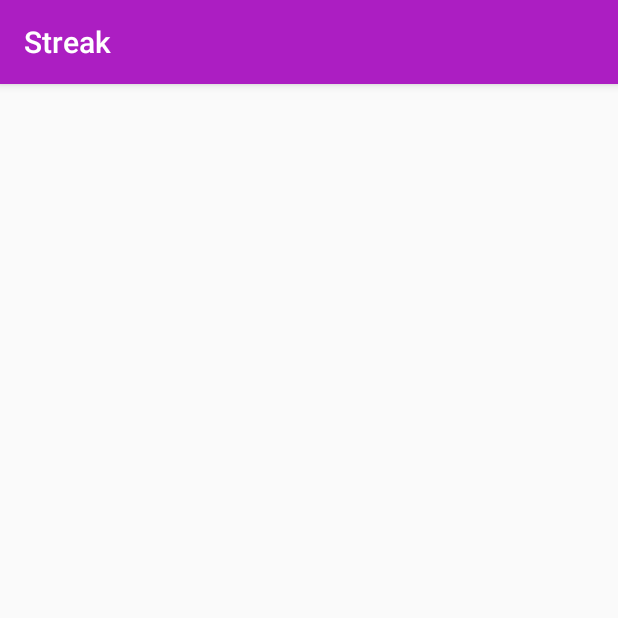
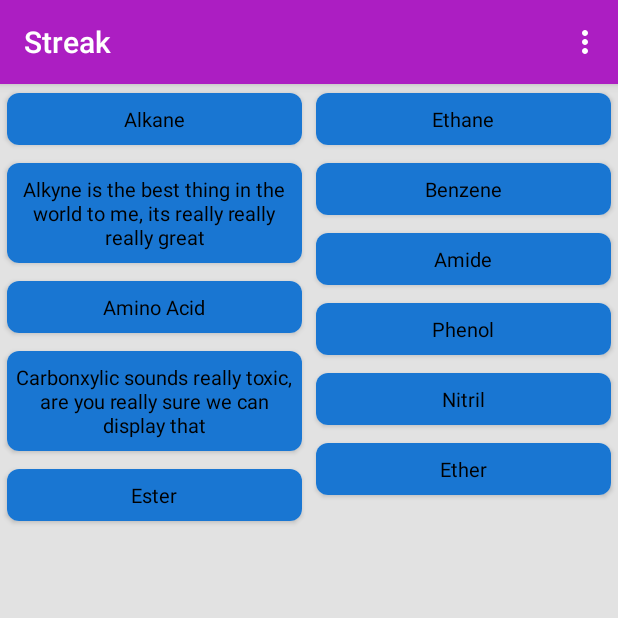
Before and after one commit to DantheCodingGui/streak, an Android app: the screen it shows after launch (MainActivity), on a phone screen of 412 x 824 dp, the top half of it. Run offline under Robolectric (Android 15) with nearby library versions, the phone set to English and light mode, and no system bars.

Commit message:
Messed around with basics of recyclerview

```diff
--- a/app/build.gradle
+++ b/app/build.gradle
@@ -25,6 +25,7 @@ dependencies {
         exclude group: 'com.android.support', module: 'support-annotations'
     })
     compile 'com.android.support:appcompat-v7:25.3.1'
-    compile 'com.android.support.constraint:constraint-layout:1.0.2'
     testCompile 'junit:junit:4.12'
+    compile 'com.android.support:cardview-v7:25.3.1'
+    compile 'com.android.support:recyclerview-v7:25.3.1'
 }
--- a/app/src/main/java/com/danthecodinggui/streak/MainActivity.java
+++ b/app/src/main/java/com/danthecodinggui/streak/MainActivity.java
@@ -2,6 +2,13 @@ package com.danthecodinggui.streak;
 
 import android.support.v7.app.AppCompatActivity;
 import android.os.Bundle;
+import android.support.v7.widget.RecyclerView;
+import android.support.v7.widget.StaggeredGridLayoutManager;
+import android.view.Menu;
+import android.view.MenuItem;
+
+import java.util.ArrayList;
+import java.util.List;
 
 public class MainActivity extends AppCompatActivity {
 
@@ -9,5 +16,55 @@ public class MainActivity extends AppCompatActivity {
     protected void onCreate(Bundle savedInstanceState) {
         super.onCreate(savedInstanceState);
         setContentView(R.layout.activity_main);
+
+        RecyclerView streakContainer = (RecyclerView)findViewById(R.id.home_container);
+
+        StaggeredGridLayoutManager streakLayoutManager = new StaggeredGridLayoutManager(2, 1);
+        streakContainer.setLayoutManager(streakLayoutManager);
+
+        List<StreakObject> streaks = getListItemData();
+
+        StreakRecyclerViewAdapter rcAdapter = new StreakRecyclerViewAdapter(MainActivity.this, streaks);
+        streakContainer.setAdapter(rcAdapter);
+    }
+
+
+    @Override
+    public boolean onCreateOptionsMenu(Menu menu) {
+        // Inflate the menu; this adds items to the action bar if it is present.
+        getMenuInflater().inflate(R.menu.home_action_bar, menu);
+        return true;
+    }
+
+    @Override
+    public boolean onOptionsItemSelected(MenuItem item) {
+        // Handle action bar item clicks here. The action bar will
+        // automatically handle clicks on the Home/Up button, so long
+        // as you specify a parent activity in AndroidManifest.xml.
+        int id = item.getItemId();
+
+        //noinspection SimplifiableIfStatement
+        if (id == R.id.home_action_bar_settings) {
+            return true;
+        }
+
+        return super.onOptionsItemSelected(item);
+    }
+
+    private List<StreakObject> getListItemData(){
+        List<StreakObject> listViewItems = new ArrayList<StreakObject>();
+        listViewItems.add(new StreakObject("Alkane"));
+        listViewItems.add(new StreakObject("Ethane"));
+        listViewItems.add(new StreakObject("Alkyne is the best thing in the world to me, its really really really great"));
+        listViewItems.add(new StreakObject("Benzene"));
+        listViewItems.add(new StreakObject("Amide"));
+        listViewItems.add(new StreakObject("Amino Acid"));
+        listViewItems.add(new StreakObject("Phenol"));
+        listViewItems.add(new StreakObject("Carbonxylic sounds really toxic, are you really sure we can display that"));
+        listViewItems.add(new StreakObject("Nitril"));
+        listViewItems.add(new StreakObject("Ether"));
+        listViewItems.add(new StreakObject("Ester"));;
+
+        return listViewItems;
     }
 }
--- /dev/null
+++ b/app/src/main/java/com/danthecodinggui/streak/StreakObject.java
@@ -0,0 +1,21 @@
+package com.danthecodinggui.streak;
+
+/**
+ * Streak Object for holding streak information such as streak text and time kept
+ */
+
+public class StreakObject {
+    private String streakText;
+
+    public StreakObject(String streakText) {
+        this.streakText = streakText;
+    }
+
+    public String getStreakText() {
+        return streakText;
+    }
+
+    public void setStreakText(String text) {
+        streakText = text;
+    }
+}
--- /dev/null
+++ b/app/src/main/java/com/danthecodinggui/streak/StreakRecyclerViewAdapter.java
@@ -0,0 +1,42 @@
+package com.danthecodinggui.streak;
+
+import android.content.Context;
+import android.support.v7.widget.RecyclerView;
+import android.view.LayoutInflater;
+import android.view.View;
+import android.view.ViewGroup;
+
+import java.util.List;
+
+/**
+ * Adapter for recycleview holding all streaks on home activity
+ */
+
+public class StreakRecyclerViewAdapter extends RecyclerView.Adapter<StreakViewHolders> {
+
+    private List<StreakObject> streakList;
+    private Context context;
+
+    public StreakRecyclerViewAdapter(Context context, List<StreakObject> streakList) {
+        this.streakList = streakList;
+        this.context = context;
+    }
+
+    @Override
+    public StreakViewHolders onCreateViewHolder(ViewGroup parent, int viewType) {
+
+        View layoutView = LayoutInflater.from(parent.getContext()).inflate(R.layout.streak_card, null);
+        StreakViewHolders rcv = new StreakViewHolders(layoutView);
+        return rcv;
+    }
+
+    @Override
+    public void onBindViewHolder(StreakViewHolders holder, int position) {
+        holder.streakText.setText(streakList.get(position).getStreakText());
+    }
+
+    @Override
+    public int getItemCount() {
+        return this.streakList.size();
+    }
+}
--- /dev/null
+++ b/app/src/main/java/com/danthecodinggui/streak/StreakViewHolders.java
@@ -0,0 +1,26 @@
+package com.danthecodinggui.streak;
+
+import android.support.v7.widget.RecyclerView;
+import android.view.View;
+import android.widget.TextView;
+import android.widget.Toast;
+
+/**
+ * Holds the card views for each streak
+ */
+
+public class StreakViewHolders extends RecyclerView.ViewHolder implements View.OnClickListener {
+
+    public TextView streakText;
+
+    public StreakViewHolders(View itemView) {
+        super(itemView);
+        itemView.setOnClickListener(this);
+        streakText = (TextView)itemView.findViewById(R.id.streak_text);
+    }
+
+    @Override
+    public void onClick(View view) {
+        Toast.makeText(view.getContext(), "Clicked Position = " + getPosition(), Toast.LENGTH_SHORT).show();
+    }
+}
--- a/app/src/main/res/layout/activity_main.xml
+++ b/app/src/main/res/layout/activity_main.xml
@@ -1,24 +1,13 @@
 <?xml version="1.0" encoding="utf-8"?>
-<ScrollView xmlns:android="http://schemas.android.com/apk/res/android"
+<LinearLayout xmlns:android="http://schemas.android.com/apk/res/android"
     xmlns:tools="http://schemas.android.com/tools"
     android:layout_width="match_parent"
     android:layout_height="match_parent"
     tools:context="com.danthecodinggui.streak.MainActivity"
     android:orientation="vertical">
 
-    <LinearLayout
+    <android.support.v7.widget.RecyclerView
         android:layout_width="match_parent"
-        android:layout_height="wrap_content"
-        android:orientation="horizontal">
-
-        <LinearLayout
-            style="@style/VerticalCardContainer">
-        </LinearLayout>
-
-        <LinearLayout
-            style="@style/VerticalCardContainer">
-        </LinearLayout>
-
-    </LinearLayout>
-
-</ScrollView>
+        android:layout_height="match_parent"
+        android:id="@+id/home_container"/>
+</LinearLayout>
--- /dev/null
+++ b/app/src/main/res/layout/streak_card.xml
@@ -0,0 +1,25 @@
+<?xml version="1.0" encoding="utf-8"?>
+<android.support.v7.widget.CardView
+    xmlns:card_view="http://schemas.android.com/apk/res-auto"
+    xmlns:android="http://schemas.android.com/apk/res/android"
+    android:id="@+id/streak_card_view"
+    android:layout_width="wrap_content"
+    android:layout_height="wrap_content"
+    card_view:cardUseCompatPadding="true"
+    card_view:cardCornerRadius="8dp"
+    android:layout_marginBottom="16dp">
+
+    <TextView
+        android:id="@+id/streak_text"
+        android:layout_width="match_parent"
+        android:layout_height="wrap_content"
+        android:textSize="13sp"
+        android:text="Something"
+        android:textColor="#000000"
+        android:paddingBottom="8dp"
+        android:paddingTop="8dp"
+        android:gravity="center_horizontal"
+        android:layout_alignParentBottom="true"
+        android:background="#1976D2"/>
+
+</android.support.v7.widget.CardView>
--- a/app/src/main/res/menu/home_action_bar.xml
+++ b/app/src/main/res/menu/home_action_bar.xml
@@ -1,6 +1,7 @@
 <?xml version="1.0" encoding="utf-8"?>
 <menu xmlns:android="http://schemas.android.com/apk/res/android"
-    xmlns:app="http://schemas.android.com/apk/res-auto">
+    xmlns:app="http://schemas.android.com/apk/res-auto"
+    xmlns:tools="http://schemas.android.com/tools">
 
     <item
         android:id="@+id/home_action_bar_settings"
--- a/app/src/main/res/values/colors.xml
+++ b/app/src/main/res/values/colors.xml
@@ -5,4 +5,5 @@
     <color name="colorAccent">#FF4081</color>
     <color name="colorPrimaryHome">#ac1ec2</color>
     <color name="colorPrimaryDarkHome">#671474</color>
+    <color name="background_material_light_home">#e2e2e2</color>
 </resources>
--- a/app/src/main/res/values/styles.xml
+++ b/app/src/main/res/values/styles.xml
@@ -12,6 +12,7 @@
         <item name="colorPrimary">@color/colorPrimaryHome</item>
         <item name="colorPrimaryDark">@color/colorPrimaryDarkHome</item>
         <item name="colorAccent">@android:color/black</item>
+        <item name="android:colorBackground">@color/background_material_light_home</item>
     </style>
 
     <style name="VerticalCardContainer">
```
